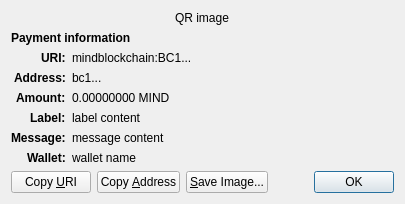
Before: the Qt Designer form src/qt/forms/receiverequestdialog.ui in MindBlockchain/Mind-Coin, drawn with Qt 5.
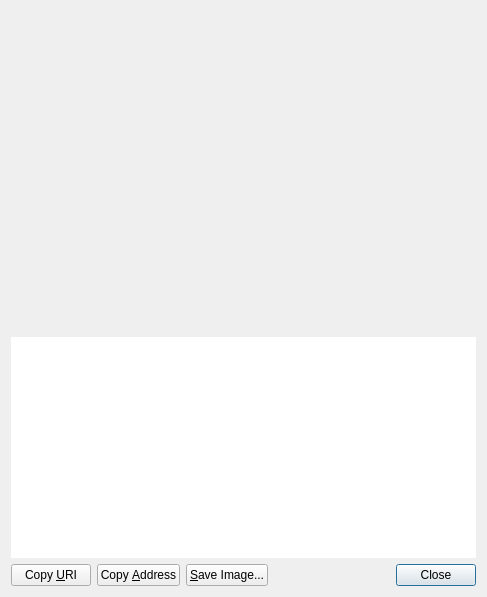
After: the same form once the commit is applied. Custom widgets are drawn as their Qt base class.

Diff of the .ui file:
```diff
--- a/src/qt/forms/receiverequestdialog.ui
+++ b/src/qt/forms/receiverequestdialog.ui
@@ -6,70 +6,34 @@
    <rect>
     <x>0</x>
     <y>0</y>
-    <width>413</width>
-    <height>229</height>
+    <width>487</width>
+    <height>597</height>
    </rect>
   </property>
-  <property name="windowTitle">
-   <string>Request payment to ...</string>
-  </property>
-  <layout class="QGridLayout" name="gridLayout" columnstretch="0,1">
-   <property name="sizeConstraint">
-    <enum>QLayout::SetFixedSize</enum>
-   </property>
-   <item row="0" column="0" colspan="2" alignment="Qt::AlignHCenter">
-    <widget class="QRImageWidget" name="qr_code">
-     <property name="text">
-      <string notr="true">QR image</string>
+  <layout class="QVBoxLayout" name="verticalLayout_3">
+   <item>
+    <widget class="QRImageWidget" name="lblQRCode">
+     <property name="sizePolicy">
+      <sizepolicy hsizetype="Expanding" vsizetype="Fixed">
+       <horstretch>0</horstretch>
+       <verstretch>0</verstretch>
+      </sizepolicy>
      </property>
-     <property name="textInteractionFlags">
-      <set>Qt::NoTextInteraction</set>
+     <property name="minimumSize">
+      <size>
+       <width>300</width>
+       <height>320</height>
+      </size>
      </property>
-    </widget>
-   </item>
-   <item row="1" column="0" colspan="2">
-    <widget class="QLabel" name="payment_header">
-     <property name="font">
-      <font>
-       <weight>75</weight>
-       <bold>true</bold>
-      </font>
+     <property name="toolTip">
+      <string>QR Code</string>
      </property>
-     <property name="text">
-      <string>Payment information</string>
-     </property>
-     <property name="textInteractionFlags">
-      <set>Qt::NoTextInteraction</set>
-     </property>
-    </widget>
-   </item>
-   <item row="2" column="0" alignment="Qt::AlignRight|Qt::AlignTop">
-    <widget class="QLabel" name="uri_tag">
-     <property name="font">
-      <font>
-       <weight>75</weight>
-       <bold>true</bold>
-      </font>
-     </property>
-     <property name="text">
-      <string notr="true">URI:</string>
-     </property>
      <property name="textFormat">
       <enum>Qt::PlainText</enum>
      </property>
-     <property name="textInteractionFlags">
-      <set>Qt::NoTextInteraction</set>
+     <property name="alignment">
+      <set>Qt::AlignCenter</set>
      </property>
-    </widget>
-   </item>
-   <item row="2" column="1" alignment="Qt::AlignTop">
-    <widget class="QLabel" name="uri_content">
-     <property name="text">
-      <string notr="true">mindblockchain:BC1...</string>
-     </property>
-     <property name="textFormat">
-      <enum>Qt::RichText</enum>
-     </property>
      <property name="wordWrap">
       <bool>true</bool>
      </property>
@@ -78,89 +42,27 @@
      </property>
     </widget>
    </item>
-   <item row="3" column="0" alignment="Qt::AlignRight|Qt::AlignTop">
-    <widget class="QLabel" name="address_tag">
-     <property name="font">
-      <font>
-       <weight>75</weight>
-       <bold>true</bold>
-      </font>
+   <item>
+    <widget class="QTextEdit" name="outUri">
+     <property name="sizePolicy">
+      <sizepolicy hsizetype="Expanding" vsizetype="Expanding">
+       <horstretch>0</horstretch>
+       <verstretch>0</verstretch>
+      </sizepolicy>
      </property>
-     <property name="text">
-      <string>Address:</string>
+     <property name="minimumSize">
+      <size>
+       <width>0</width>
+       <height>50</height>
+      </size>
      </property>
-     <property name="textInteractionFlags">
-      <set>Qt::NoTextInteraction</set>
+     <property name="frameShape">
+      <enum>QFrame::NoFrame</enum>
      </property>
-    </widget>
-   </item>
-   <item row="3" column="1" alignment="Qt::AlignTop">
-    <widget class="QLabel" name="address_content">
-     <property name="text">
-      <string notr="true">bc1...</string>
+     <property name="frameShadow">
+      <enum>QFrame::Plain</enum>
      </property>
-     <property name="textFormat">
-      <enum>Qt::PlainText</enum>
-     </property>
-     <property name="textInteractionFlags">
-      <set>Qt::TextSelectableByMouse</set>
-     </property>
-    </widget>
-   </item>
-   <item row="4" column="0" alignment="Qt::AlignRight|Qt::AlignTop">
-    <widget class="QLabel" name="amount_tag">
-     <property name="font">
-      <font>
-       <weight>75</weight>
-       <bold>true</bold>
-      </font>
-     </property>
-     <property name="text">
-      <string>Amount:</string>
-     </property>
-     <property name="textInteractionFlags">
-      <set>Qt::NoTextInteraction</set>
-     </property>
-    </widget>
-   </item>
-   <item row="4" column="1" alignment="Qt::AlignTop">
-    <widget class="QLabel" name="amount_content">
-     <property name="text">
-      <string notr="true">0.00000000 MIND</string>
-     </property>
-     <property name="textFormat">
-      <enum>Qt::PlainText</enum>
-     </property>
-     <property name="textInteractionFlags">
-      <set>Qt::TextSelectableByMouse</set>
-     </property>
-    </widget>
-   </item>
-   <item row="5" column="0" alignment="Qt::AlignRight|Qt::AlignTop">
-    <widget class="QLabel" name="label_tag">
-     <property name="font">
-      <font>
-       <weight>75</weight>
-       <bold>true</bold>
-      </font>
-     </property>
-     <property name="text">
-      <string>Label:</string>
-     </property>
-     <property name="textInteractionFlags">
-      <set>Qt::NoTextInteraction</set>
-     </property>
-    </widget>
-   </item>
-   <item row="5" column="1" alignment="Qt::AlignTop">
-    <widget class="QLabel" name="label_content">
-     <property name="text">
-      <string notr="true">label content</string>
-     </property>
-     <property name="textFormat">
-      <enum>Qt::PlainText</enum>
-     </property>
-     <property name="wordWrap">
+     <property name="tabChangesFocus">
       <bool>true</bool>
      </property>
      <property name="textInteractionFlags">
@@ -168,71 +70,7 @@
      </property>
     </widget>
    </item>
-   <item row="6" column="0" alignment="Qt::AlignRight|Qt::AlignTop">
-    <widget class="QLabel" name="message_tag">
-     <property name="font">
-      <font>
-       <weight>75</weight>
-       <bold>true</bold>
-      </font>
-     </property>
-     <property name="text">
-      <string>Message:</string>
-     </property>
-     <property name="textInteractionFlags">
-      <set>Qt::NoTextInteraction</set>
-     </property>
-    </widget>
-   </item>
-   <item row="6" column="1" alignment="Qt::AlignTop">
-    <widget class="QLabel" name="message_content">
-     <property name="text">
-      <string notr="true">message content</string>
-     </property>
-     <property name="textFormat">
-      <enum>Qt::PlainText</enum>
-     </property>
-     <property name="wordWrap">
-      <bool>true</bool>
-     </property>
-     <property name="textInteractionFlags">
-      <set>Qt::TextSelectableByMouse</set>
-     </property>
-    </widget>
-   </item>
-   <item row="7" column="0" alignment="Qt::AlignRight|Qt::AlignTop">
-    <widget class="QLabel" name="wallet_tag">
-     <property name="font">
-      <font>
-       <weight>75</weight>
-       <bold>true</bold>
-      </font>
-     </property>
-     <property name="text">
-      <string>Wallet:</string>
-     </property>
-     <property name="textInteractionFlags">
-      <set>Qt::NoTextInteraction</set>
-     </property>
-    </widget>
-   </item>
-   <item row="7" column="1" alignment="Qt::AlignTop">
-    <widget class="QLabel" name="wallet_content">
-     <property name="text">
-      <string notr="true">wallet name</string>
-     </property>
-     <property name="textFormat">
-      <enum>Qt::PlainText</enum>
-     </property>
-     <property name="wordWrap">
-      <bool>true</bool>
-     </property>
-     <property name="textInteractionFlags">
-      <set>Qt::TextSelectableByMouse</set>
-     </property>
-    </widget>
-   </item>
-   <item row="8" column="0" colspan="2">
+   <item>
     <layout class="QHBoxLayout" name="horizontalLayout">
      <item>
       <widget class="QPushButton" name="btnCopyURI">
@@ -283,7 +121,7 @@
         <enum>Qt::StrongFocus</enum>
        </property>
        <property name="standardButtons">
-        <set>QDialogButtonBox::Ok</set>
+        <set>QDialogButtonBox::Close</set>
        </property>
       </widget>
      </item>
```
Left out of the diff: 40 changed lines with no effect on the pictures.
